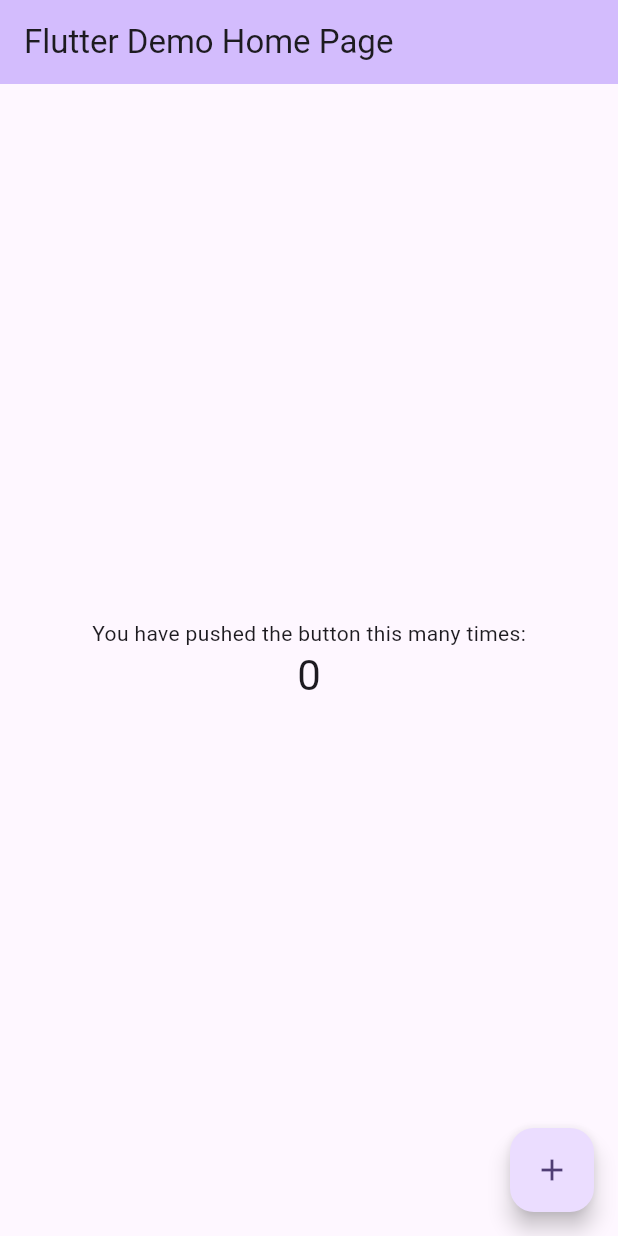
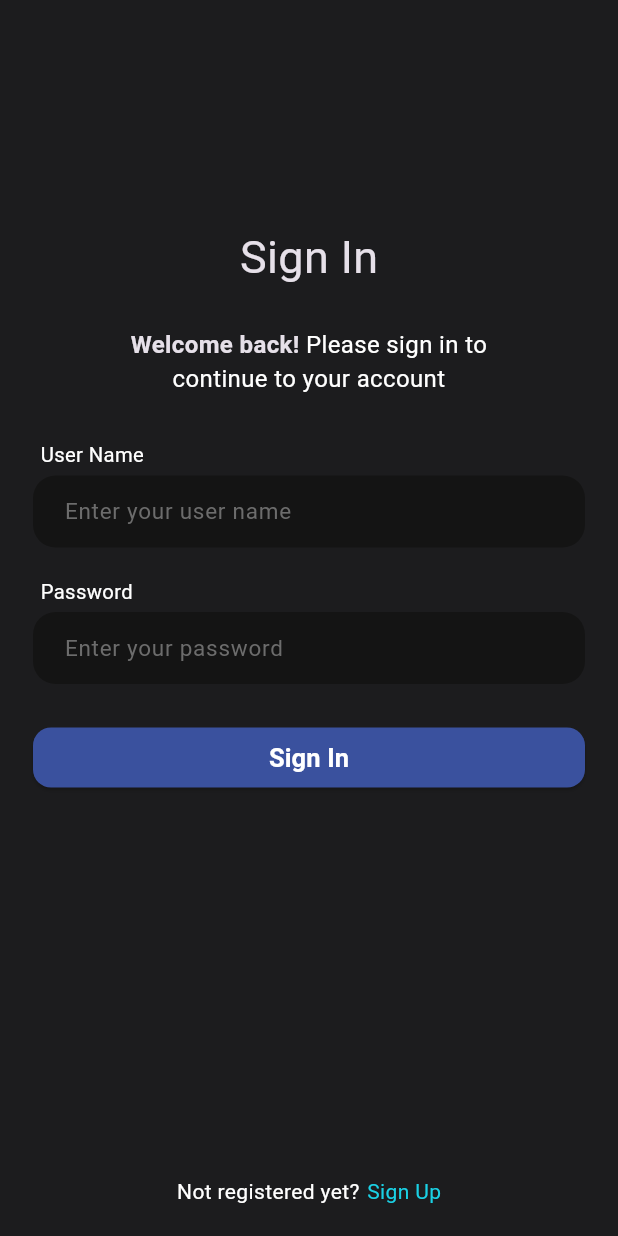
Before and after one commit to yasindu23/Chat-App-UI, a Flutter app: the screen it shows after launch, on a phone screen of 412 x 824 dp. Run offline on Flutter 3.47's test engine with Material 3 defaults, Android fonts, the phone set to English and light mode, and no system bars; our stand-ins replace gap.

Commit message:
create sign up and sign in

```diff
--- a/lib/main.dart
+++ b/lib/main.dart
@@ -1,4 +1,6 @@
 import 'package:flutter/material.dart';
+import 'package:seacre_t/pages/sign_in_page.dart';
+import 'package:seacre_t/pages/sign_up_page.dart';
 
 void main() {
   runApp(const MyApp());
@@ -10,56 +12,11 @@ class MyApp extends StatelessWidget {
   @override
   Widget build(BuildContext context) {
     return MaterialApp(
-      title: 'secret app',
-      theme: ThemeData(
-        colorScheme: ColorScheme.fromSeed(seedColor: Colors.deepPurple),
+      title: 'Secret App',
+      theme: ThemeData.dark().copyWith(
+        scaffoldBackgroundColor: const Color(0xFF1C1C1E),
       ),
-      home: const MyHomePage(title: 'Flutter Demo Home Page'),
+      home: const SignInPage(),
     );
   }
 }
-
-class MyHomePage extends StatefulWidget {
-  const MyHomePage({super.key, required this.title});
-  final String title;
-
-  @override
-  State<MyHomePage> createState() => _MyHomePageState();
-}
-
-class _MyHomePageState extends State<MyHomePage> {
-  int _counter = 0;
-
-  void _incrementCounter() {
-    setState(() {
-      _counter++;
-    });
-  }
-
-  @override
-  Widget build(BuildContext context) {
-    return Scaffold(
-      appBar: AppBar(
-        backgroundColor: Theme.of(context).colorScheme.inversePrimary,
-        title: Text(widget.title),
-      ),
-      body: Center(
-        child: Column(
-          mainAxisAlignment: MainAxisAlignment.center,
-          children: <Widget>[
-            const Text('You have pushed the button this many times:'),
-            Text(
-              '$_counter',
-              style: Theme.of(context).textTheme.headlineMedium,
-            ),
-          ],
-        ),
-      ),
-      floatingActionButton: FloatingActionButton(
-        onPressed: _incrementCounter,
-        tooltip: 'Increment',
-        child: const Icon(Icons.add),
-      ),
-    );
-  }
-}
--- /dev/null
+++ b/lib/pages/sign_in_page.dart
@@ -0,0 +1,134 @@
+import 'package:flutter/material.dart';
+import 'package:gap/gap.dart';
+import 'package:seacre_t/pages/sign_up_page.dart';
+import 'package:seacre_t/utils/input_custom_decorations.dart';
+
+class SignInPage extends StatefulWidget {
+  const SignInPage({super.key});
+
+  @override
+  State<SignInPage> createState() => _SignInPageState();
+}
+
+class _SignInPageState extends State<SignInPage> {
+  @override
+  Widget build(BuildContext context) {
+    return Scaffold(
+      body: SingleChildScrollView(
+        scrollDirection: Axis.vertical,
+        child: SafeArea(
+          child: Container(
+            padding: const EdgeInsets.symmetric(horizontal: 22),
+            child: Column(
+              crossAxisAlignment: CrossAxisAlignment.center,
+              children: [
+                const Gap(150),
+                Text('Sign In', style: TextStyle(fontSize: 30)),
+                const Gap(25),
+                Text.rich(
+                  TextSpan(
+                    children: [
+                      TextSpan(
+                        text: 'Welcome back! ',
+                        style: TextStyle(
+                          fontSize: 16,
+                          fontWeight: FontWeight.bold,
+                        ),
+                      ),
+                      TextSpan(
+                        text: 'Please sign in to\ncontinue to your account',
+                        style: TextStyle(fontSize: 16, color: Colors.white),
+                      ),
+                    ],
+                  ),
+                  textAlign:
+                      TextAlign.center, // Optional: centers the whole block
+                ),
+                const Gap(30),
+                ////////////////// User Name
+                Row(
+                  mainAxisAlignment: MainAxisAlignment.start,
+                  children: [
+                    const Gap(5),
+                    Text(
+                      'User Name',
+                      style: TextStyle(color: Colors.white, fontSize: 13.5),
+                    ),
+                  ],
+                ),
+                const Gap(4),
+                TextField(
+                  decoration: mainInputDecoration('Enter your user name'),
+                ),
+                const Gap(20),
+                ////////////////// Password
+                Row(
+                  mainAxisAlignment: MainAxisAlignment.start,
+                  children: [
+                    const Gap(5),
+                    Text(
+                      'Password',
+                      style: TextStyle(color: Colors.white, fontSize: 13.5),
+                    ),
+                  ],
+                ),
+                const Gap(4),
+                TextField(
+                  decoration: mainInputDecoration('Enter your password'),
+                ),
+                const Gap(25),
+                SizedBox(
+                  width: double.infinity,
+                  child: ElevatedButton(
+                    style: ElevatedButton.styleFrom(
+                      backgroundColor: Color(0xFF3A519E),
+                      shape: RoundedRectangleBorder(
+                        borderRadius: BorderRadius.circular(
+                          12,
+                        ), // Decrease this for less rounded corners
+                      ),
+                    ),
+                    onPressed: () {},
+                    child: const Text(
+                      'Sign In',
+                      style: TextStyle(
+                        color: Colors.white,
+                        fontWeight: FontWeight.bold,
+                        fontSize: 17,
+                      ),
+                    ),
+                  ),
+                ),
+              ],
+            ),
+          ),
+        ),
+      ),
+      bottomNavigationBar: Padding(
+        padding: EdgeInsets.symmetric(vertical: 20),
+        child: Row(
+          mainAxisAlignment: MainAxisAlignment.center,
+          children: [
+            Text(
+              'Not registered yet?',
+              textAlign: TextAlign.center,
+              style: TextStyle(color: Colors.white),
+            ),
+            const Gap(5),
+            GestureDetector(
+              onTap:
+                  () => Navigator.push(
+                    context,
+                    MaterialPageRoute(builder: (context) => SignUpPage()),
+                  ),
+              child: Text(
+                'Sign Up',
+                style: TextStyle(color: Color(0xFF1AD1E5)),
+              ),
+            ),
+          ],
+        ),
+      ),
+    );
+  }
+}
--- /dev/null
+++ b/lib/utils/input_custom_decorations.dart
@@ -0,0 +1,13 @@
+import 'package:flutter/material.dart';
+
+InputDecoration mainInputDecoration(String hintText) => InputDecoration(
+  contentPadding: EdgeInsets.symmetric(vertical: 8.0, horizontal: 17.0),
+  filled: true,
+  fillColor: Color(0xFF141414),
+  hintText: hintText,
+  hintStyle: TextStyle(color: Color(0xFF6C6C6C), fontSize: 15),
+  border: OutlineInputBorder(
+    borderSide: BorderSide.none,
+    borderRadius: BorderRadius.circular(15),
+  ),
+);
--- a/pubspec.yaml
+++ b/pubspec.yaml
@@ -34,6 +34,7 @@ dependencies:
   # The following adds the Cupertino Icons font to your application.
   # Use with the CupertinoIcons class for iOS style icons.
   cupertino_icons: ^1.0.8
+  gap: ^3.0.1
 
 dev_dependencies:
   flutter_test:
```
Also changed, not shown: lib/pages/sign_up_page.dart (added, +163 -0 lines), pubspec.lock.
